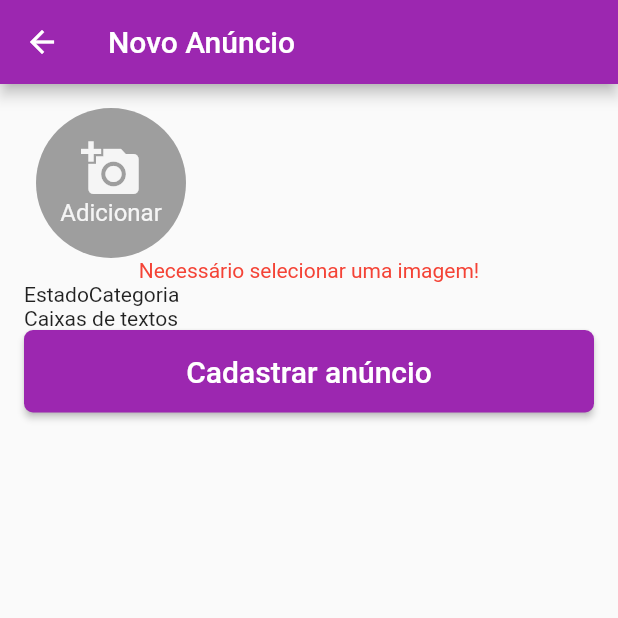
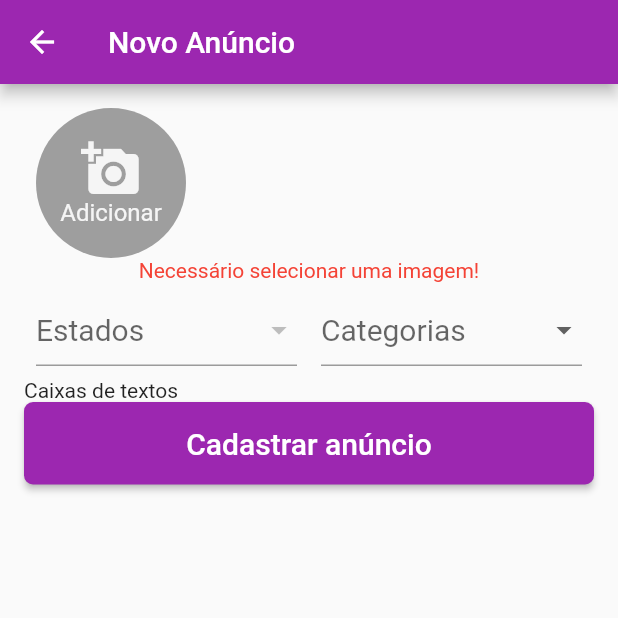
Before and after one commit to soapmactavish23/olx-flutter, a Flutter app: the NovoAnuncio screen opened by its route, after a tap on "Cadastrar anúncio", on a phone screen of 412 x 824 dp, the top half of it. Run offline on Flutter 3.47's test engine with Material 2 defaults, Android fonts, the phone set to English and light mode, and no system bars; our stand-ins replace brasil_fields, firebase_auth, firebase_core, image_picker; missing offline and left inert: validadores; accounts and stored records are empty; statements that could not run were skipped.

Commit message:
Dropdown e validação

```diff
--- a/lib/view/NovoAnuncio.dart
+++ b/lib/view/NovoAnuncio.dart
@@ -1,7 +1,10 @@
+import 'package:brasil_fields/brasil_fields.dart';
 import 'package:flutter/material.dart';
 import 'package:image_picker/image_picker.dart';
 import 'package:olx/view/widgets/BotaoCustomizado.dart';
 import 'dart:io';
+
+import 'package:validadores/Validador.dart';
 
 class NovoAnuncio extends StatefulWidget {
   @override
@@ -10,7 +13,12 @@ class NovoAnuncio extends StatefulWidget {
 
 class _NovoAnuncioState extends State<NovoAnuncio> {
   List<File> _listaImagens = List();
+  List<DropdownMenuItem<String>> _listaItensDropEstados = List();
+  List<DropdownMenuItem<String>> _listaItensDropCategorias = List();
   final _formKey = GlobalKey<FormState>();
+
+  String _itemSelecionadoEstado;
+  String _itemSelecionadoCategoria;
 
   _selecionarImagemGaleria() async {
     File imagemSelecionada;
@@ -20,13 +28,45 @@ class _NovoAnuncioState extends State<NovoAnuncio> {
 
     imagemSelecionada = File(pickedFile.path);
 
-
-    if(imagemSelecionada != null){
+    if (imagemSelecionada != null) {
       setState(() {
         _listaImagens.add(imagemSelecionada);
       });
     }
+  }
 
+  @override
+  void initState() {
+    super.initState();
+    _carregarItensDropdown();
+  }
+
+  _carregarItensDropdown() {
+
+    //Categorias
+    _listaItensDropCategorias.add(
+      DropdownMenuItem(child: Text("Automóvel"), value: "auto",)
+    );
+
+    _listaItensDropCategorias.add(
+        DropdownMenuItem(child: Text("Imóvel"), value: "imovel",)
+    );
+
+    _listaItensDropCategorias.add(
+        DropdownMenuItem(child: Text("Eletrônico"), value: "eletro",)
+    );
+
+    _listaItensDropCategorias.add(
+        DropdownMenuItem(child: Text("Moda"), value: "moda",)
+    );
+
+    //Estados
+    for (var estado in Estados.listaEstadosSigla) {
+      _listaItensDropEstados.add(DropdownMenuItem(
+        child: Text(estado),
+        value: estado,
+      ));
+    }
   }
 
   @override
@@ -95,35 +135,44 @@ class _NovoAnuncioState extends State<NovoAnuncio> {
 
                                 if (_listaImagens.length > 0) {
                                   return Padding(
-                                      padding: EdgeInsets.symmetric(horizontal: 8),
+                                    padding:
+                                        EdgeInsets.symmetric(horizontal: 8),
                                     child: GestureDetector(
-                                        onTap: (){
+                                      onTap: () {
                                         showDialog(
                                             context: context,
                                             builder: (context) => Dialog(
                                                   child: Column(
-                                                  mainAxisSize: MainAxisSize.min,
+                                                    mainAxisSize:
+                                                        MainAxisSize.min,
                                                     children: [
-                                                  Image.file(_listaImagens[indice]),
+                                                      Image.file(_listaImagens[
+                                                          indice]),
                                                       FlatButton(
                                                         child: Text("Excluir"),
                                                         textColor: Colors.red,
-                                                    onPressed: (){
+                                                        onPressed: () {
                                                           setState(() {
-                                                        _listaImagens.removeAt(indice);
-                                                        Navigator.of(context).pop();
+                                                            _listaImagens
+                                                                .removeAt(
+                                                                    indice);
+                                                            Navigator.of(
+                                                                    context)
+                                                                .pop();
                                                           });
                                                         },
                                                       )
-                                                ],),
-                                              )
-                                          );
+                                                    ],
+                                                  ),
+                                                ));
                                       },
                                       child: CircleAvatar(
                                         radius: 50,
-                                          backgroundImage: FileImage(_listaImagens[indice]),
+                                        backgroundImage:
+                                            FileImage(_listaImagens[indice]),
                                         child: Container(
-                                            color: Color.fromRGBO(255, 255, 255, 0.4),
+                                          color: Color.fromRGBO(
+                                              255, 255, 255, 0.4),
                                           alignment: Alignment.center,
                                           child: Icon(
                                             Icons.delete,
@@ -149,7 +198,50 @@ class _NovoAnuncioState extends State<NovoAnuncio> {
                 ),
                 //MenusDropDown
                 Row(
-                  children: [Text("Estado"), Text("Categoria")],
+                  children: [
+                    Expanded(
+                        child: Padding(
+                      padding: EdgeInsets.all(8),
+                      child: DropdownButtonFormField(
+                        value: _itemSelecionadoEstado,
+                        hint: Text("Estados"),
+                        style: TextStyle(color: Colors.black, fontSize: 20),
+                        items: _listaItensDropEstados,
+                        validator: (valor) {
+                          return Validador()
+                              .add(Validar.OBRIGATORIO,
+                                  msg: "Campo Obrigatório")
+                              .valido(valor);
+                        },
+                        onChanged: (valor) {
+                          setState(() {
+                            _itemSelecionadoEstado = valor;
+                          });
+                        },
+                      ),
+                    )),
+                    Expanded(
+                        child: Padding(
+                          padding: EdgeInsets.all(8),
+                          child: DropdownButtonFormField(
+                            value: _itemSelecionadoCategoria,
+                            hint: Text("Categorias"),
+                            style: TextStyle(color: Colors.black, fontSize: 20),
+                            items: _listaItensDropCategorias,
+                            validator: (valor) {
+                              return Validador()
+                                  .add(Validar.OBRIGATORIO,
+                                  msg: "Campo Obrigatório")
+                                  .valido(valor);
+                            },
+                            onChanged: (valor) {
+                              setState(() {
+                                _itemSelecionadoCategoria = valor;
+                              });
+                            },
+                          ),
+                        )),
+                  ],
                 ),
                 //Caixas de textos e botoes
                 Text("Caixas de textos"),
--- a/pubspec.yaml
+++ b/pubspec.yaml
@@ -33,6 +33,8 @@ dependencies:
   cloud_firestore: ^1.0.2
   firebase_storage: ^8.0.0
   image_picker: ^0.7.3
+  brasil_fields: 1.1.1
+  validadores: ^0.0.1
 
 dev_dependencies:
   flutter_test:
```
Also changed, not shown: pubspec.lock. Lines whose indentation alone changed are shown as unchanged.
